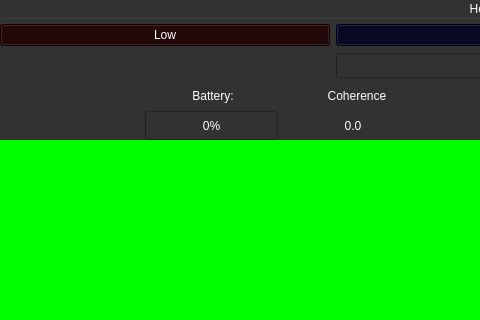
Old version of the form HeartWave/mainwindow.ui in the repository Kxushik/HeartWave; both pictures show x 0 to 480 and y 0 to 320 of the 1000 by 750 pixel window.
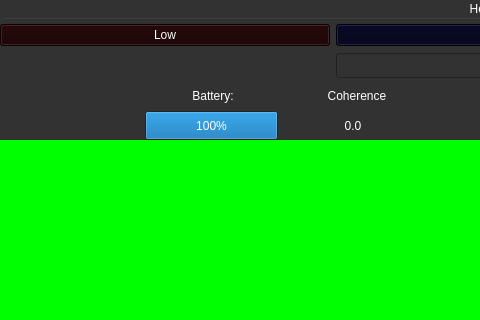
New version of the form. Icons and pictures are not drawn.

Diff of the .ui file:
```diff
--- a/HeartWave/mainwindow.ui
+++ b/HeartWave/mainwindow.ui
@@ -376,7 +376,7 @@
           </size>
          </property>
          <property name="value">
-          <number>0</number>
+          <number>100</number>
          </property>
         </widget>
        </item>
```
